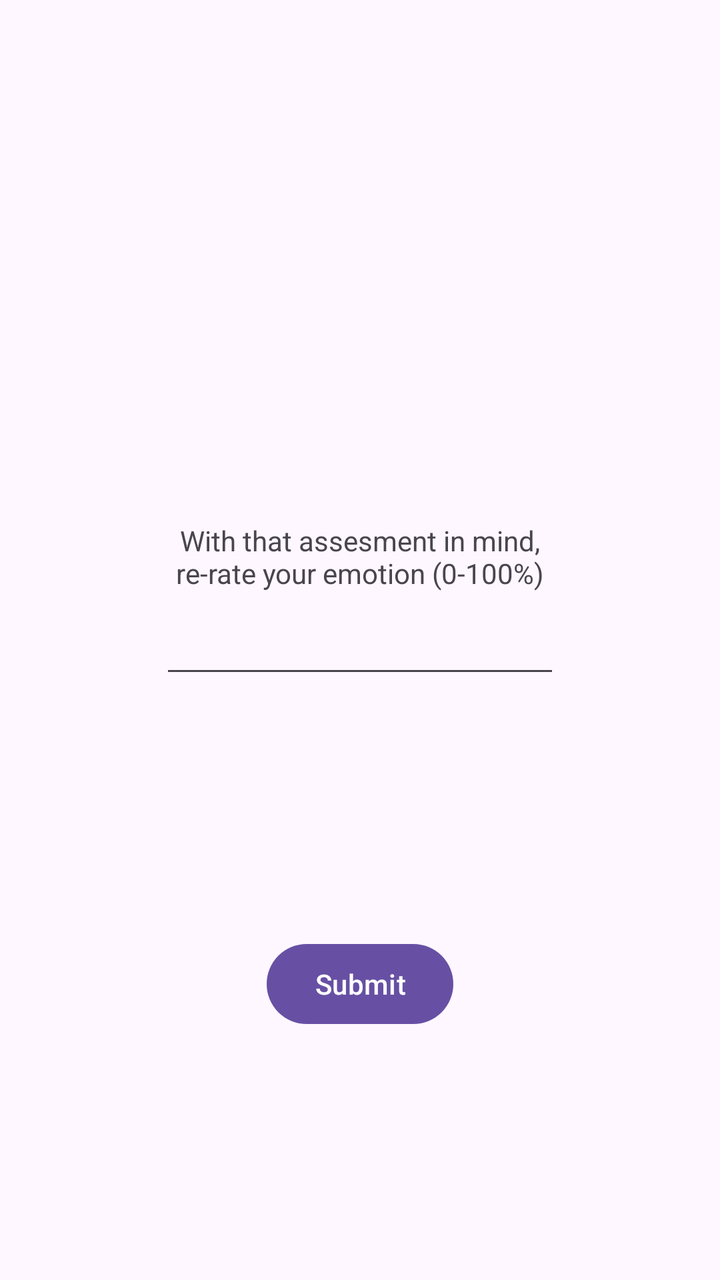
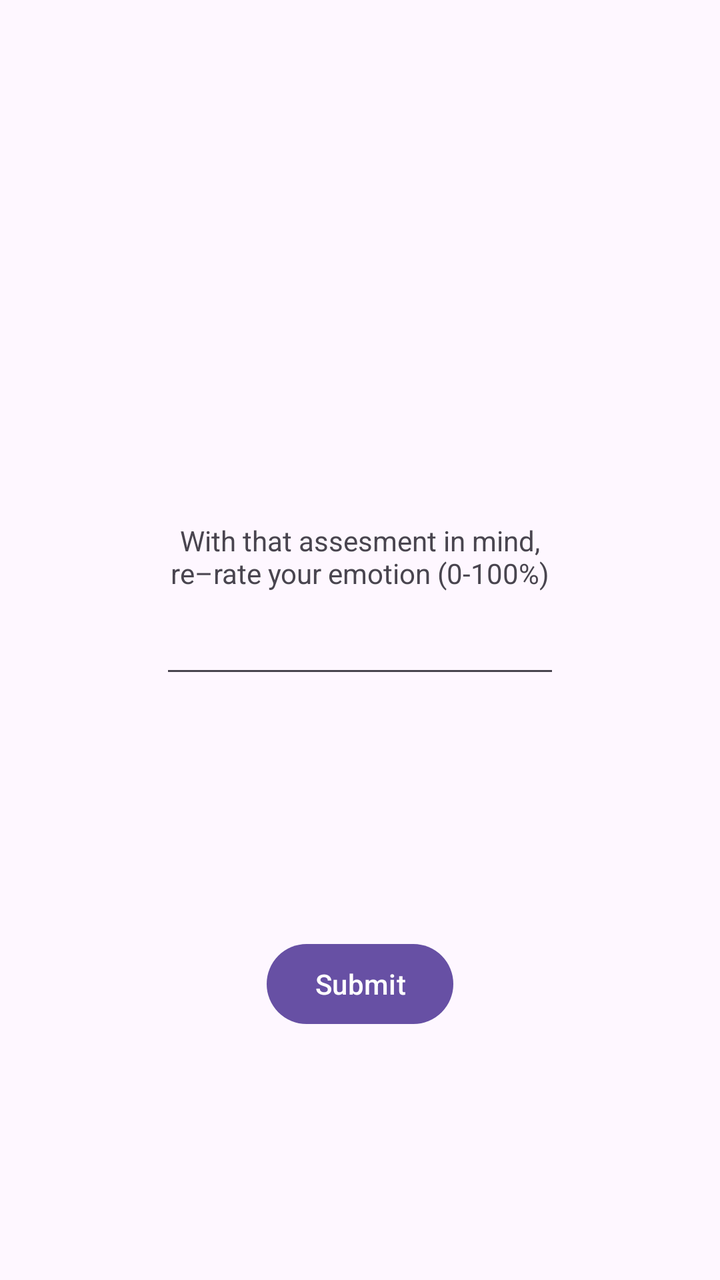

Screens rendered from an Android XML layout before and after an edit, with the pre-edit source and the edit as a unified diff.
<!-- AndroidManifest.xml: application theme Theme.MyOCD -->
<!-- res/layout/fragment_outcome.xml -->
<?xml version="1.0" encoding="utf-8"?>
<androidx.constraintlayout.widget.ConstraintLayout xmlns:android="http://schemas.android.com/apk/res/android"
    xmlns:app="http://schemas.android.com/apk/res-auto"
    xmlns:tools="http://schemas.android.com/tools"
    android:id="@+id/main"
    android:layout_width="match_parent"
    android:layout_height="match_parent"
    android:orientation="vertical"
    tools:context=".fragments.OutcomeFragment">

    <TextView
        android:id="@+id/outcome_header"
        android:layout_width="@dimen/entry_comp_width"
        android:layout_height="wrap_content"
        android:gravity="center"
        android:text="@string/outcome_header_txt"
        app:layout_constraintBottom_toTopOf="@+id/outcome_input"
        app:layout_constraintEnd_toEndOf="parent"
        app:layout_constraintHorizontal_bias="0.5"
        app:layout_constraintStart_toStartOf="parent" />

    <EditText
        android:id="@+id/outcome_input"
        android:layout_width="@dimen/entry_comp_width"
        android:layout_height="wrap_content"
        android:ems="10"
        android:inputType="numberSigned"
        android:minHeight="48dp"
        app:layout_constraintBottom_toBottomOf="parent"
        app:layout_constraintEnd_toEndOf="parent"
        app:layout_constraintHorizontal_bias="0.5"
        app:layout_constraintStart_toStartOf="parent"
        app:layout_constraintTop_toTopOf="parent"
        app:layout_constraintVertical_bias="0.5" />

    <Button
        android:id="@+id/submit_entry_btn"
        android:layout_width="wrap_content"
        android:layout_height="wrap_content"
        android:text="@string/submit_entry_btn_label"
        app:layout_constraintBottom_toBottomOf="parent"
        app:layout_constraintEnd_toEndOf="parent"
        app:layout_constraintHorizontal_bias="0.5"
        app:layout_constraintStart_toStartOf="parent"
        app:layout_constraintTop_toBottomOf="@+id/outcome_input" />

</androidx.constraintlayout.widget.ConstraintLayout>
<!-- resources referenced by this layout -->
<resources>
  <dimen name="entry_comp_width">200dp</dimen>
  <string name="outcome_header_txt">With that assesment in mind, re-rate your emotion (0-100%) </string>
  <string name="submit_entry_btn_label">Submit</string>
  <style name="Theme.MyOCD" parent="Base.Theme.MyOCD" />
  <style name="Base.Theme.MyOCD" parent="Theme.Material3.DayNight.NoActionBar">
          
          
      </style>
</resources>

<!-- the commit's change to res/layout/fragment_outcome.xml (unified diff, before → after) -->
@@ -9,7 +9,6 @@
     tools:context=".fragments.OutcomeFragment">
 
     <TextView
-        android:id="@+id/outcome_header"
         android:layout_width="@dimen/entry_comp_width"
         android:layout_height="wrap_content"
         android:gravity="center"
@@ -23,7 +22,7 @@
         android:id="@+id/outcome_input"
         android:layout_width="@dimen/entry_comp_width"
         android:layout_height="wrap_content"
-        android:ems="10"
+        android:autofillHints="" android:ems="10"
         android:inputType="numberSigned"
         android:minHeight="48dp"
         app:layout_constraintBottom_toBottomOf="parent"
<!-- resource entries referenced after the edit -->
@@ -1,7 +1,7 @@
 <!-- resources referenced by this layout -->
 <resources>
   <dimen name="entry_comp_width">200dp</dimen>
-  <string name="outcome_header_txt">With that assesment in mind, re-rate your emotion (0-100%) </string>
+  <string name="outcome_header_txt">With that assesment in mind, re–rate your emotion (0-100%) </string>
   <string name="submit_entry_btn_label">Submit</string>
   <style name="Theme.MyOCD" parent="Base.Theme.MyOCD" />
   <style name="Base.Theme.MyOCD" parent="Theme.Material3.DayNight.NoActionBar">
